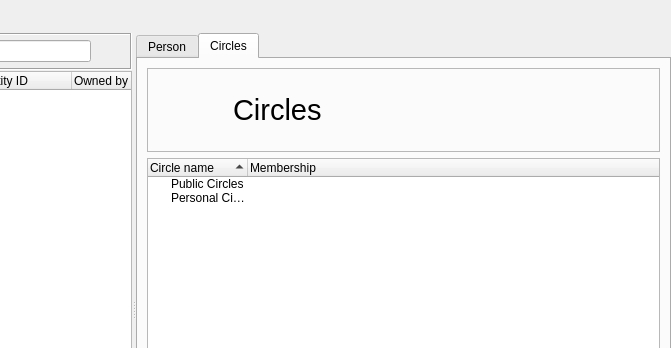
Above: retroshare-gui/src/gui/Identity/IdDialog.ui from RetroShare/RetroShare before the change; both pictures show x 129 to 800 and y 0 to 348 of the 800 by 584 pixel window. Below: the same form after it.
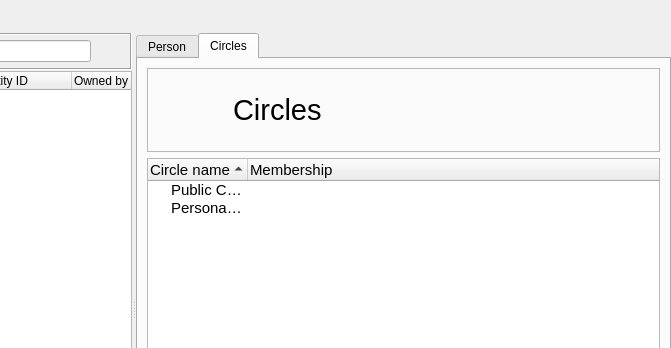
That is the form after the change. The open tabs and pages were chosen to show the change. Icons and pictures are not drawn. Custom widgets are drawn as their Qt base class.

Commit message: Set bigger default font for circle tree

Patch:
```diff
--- a/retroshare-gui/src/gui/Identity/IdDialog.ui
+++ b/retroshare-gui/src/gui/Identity/IdDialog.ui
@@ -1046,6 +1046,11 @@
         </item>
         <item>
          <widget class="QTreeWidget" name="treeWidget_membership">
+          <property name="font">
+           <font>
+            <pointsize>11</pointsize>
+           </font>
+          </property>
           <property name="contextMenuPolicy">
            <enum>Qt::CustomContextMenu</enum>
           </property>
```
